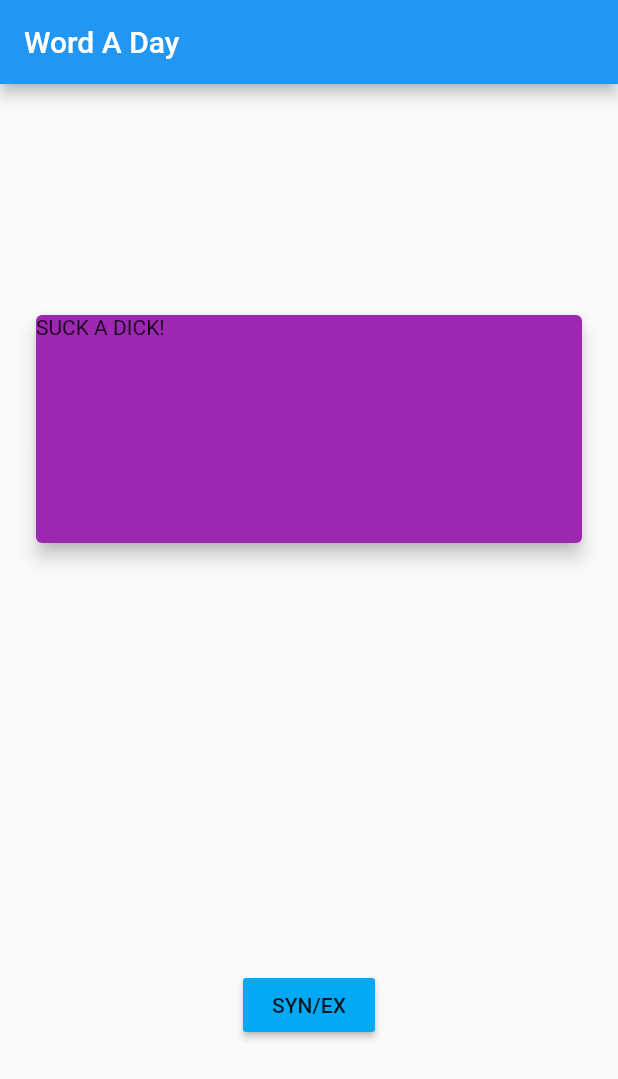
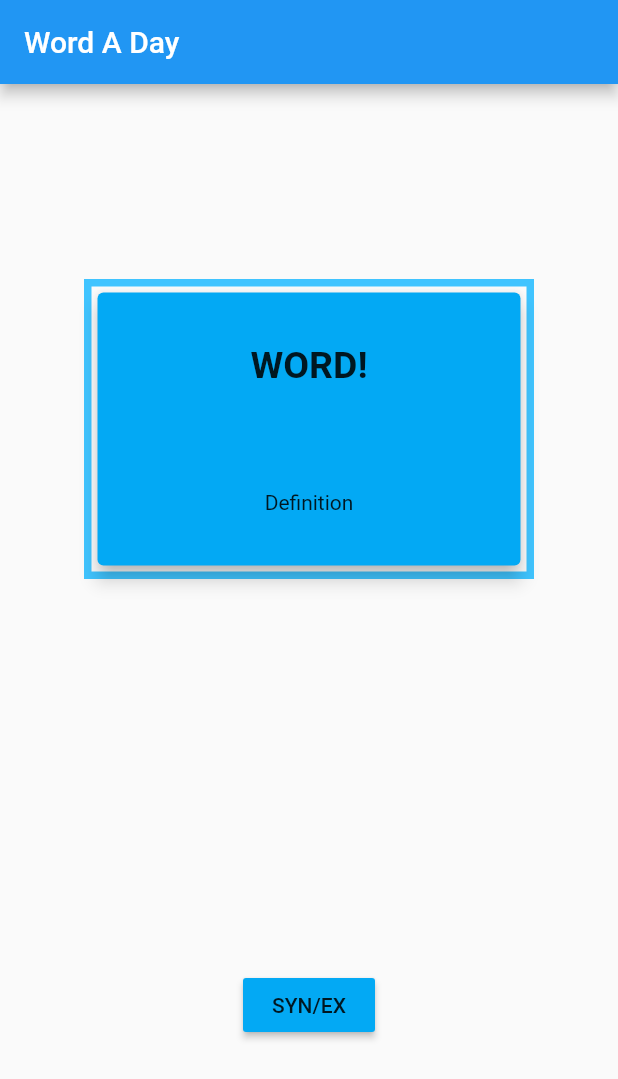
Before and after one commit to sriramRavanam/word_a_day, a Flutter app: the screen it shows after launch, on a phone screen of 412 x 824 dp. Shown: the top 1079 px of the screen. Run offline on Flutter 3.47's test engine with Material 2 defaults, Android fonts, the phone set to English and light mode, and no system bars.

Commit message:
changed the styles of the card

```diff
--- a/lib/main.dart
+++ b/lib/main.dart
@@ -33,12 +33,30 @@ class _MyHomePageState extends State<MyHomePage> {
         //crossAxisAlignment: CrossAxisAlignment.center,
         children: <Widget>[
           Container(
-            padding: EdgeInsets.all(20),
-            width: double.infinity,
+             decoration: BoxDecoration(
+              border: Border.all(
+                color: Colors.lightBlueAccent,
+                width: 5,
+              ),
+            ),
+           // padding: EdgeInsets.all(20),
+            width: 300,
             height: 200,
             child: Card(
-              color: Colors.purple,
-              child: Text('SUCK A DICK!'),
+              color: Colors.lightBlue,
+              child: Column(
+                mainAxisAlignment: MainAxisAlignment.spaceAround,
+                children: <Widget>[
+                  Text(
+                    'WORD!',
+                    style: TextStyle(
+                      fontWeight: FontWeight.bold,
+                      fontSize: 25,
+                    ),
+                  ),
+                  Text('Definition')
+                ],
+              ),
               elevation: 5,
             ),
           ),
```
